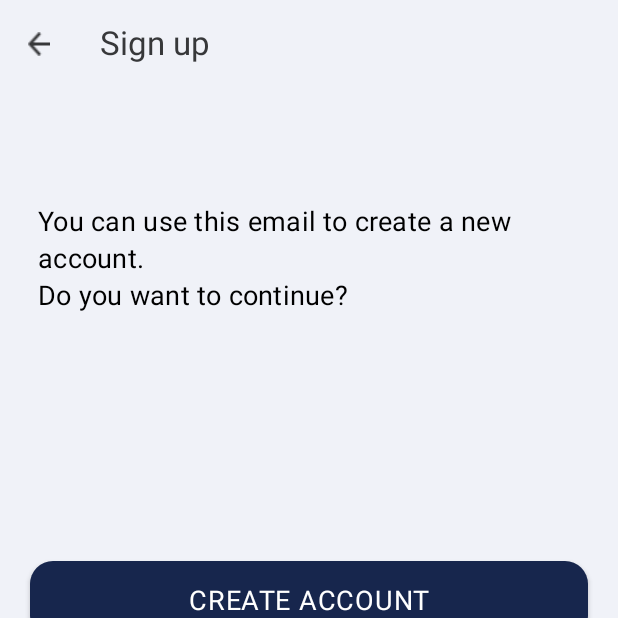
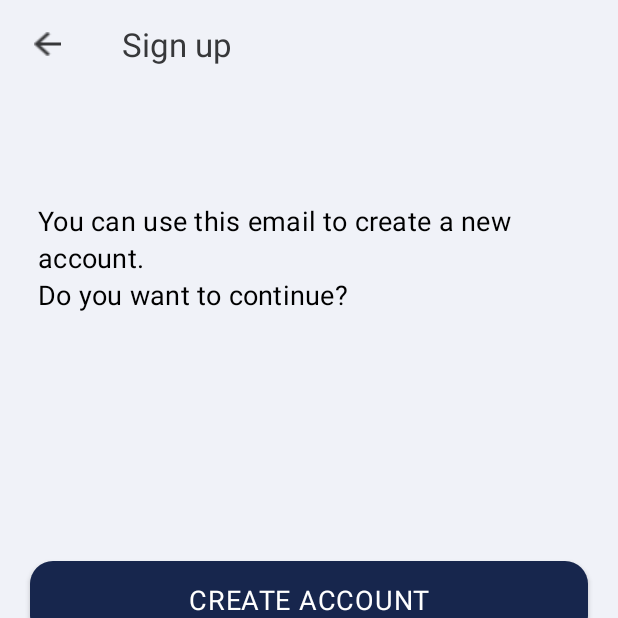
Before and after one commit to iamdudumon/Mongtron_T, an Android app: the SignupFragment screen opened directly, with no data from a screen before it, on a phone screen of 412 x 824 dp, the top half of it. Run offline under Robolectric (Android 15) with nearby library versions, the phone set to English and light mode, and no system bars.

Commit message:
update: headline title bar 비율 수정

```diff
--- a/app/src/main/res/layout/fragment_signup.xml
+++ b/app/src/main/res/layout/fragment_signup.xml
@@ -35,14 +35,14 @@
 
         <TextView
             android:id="@+id/headline"
-            android:layout_width="wrap_content"
+            android:layout_width="0dp"
             android:layout_height="wrap_content"
             android:layout_gravity="center"
-            android:gravity="top"
+            android:layout_weight="200"
+            android:gravity="start"
             android:lineSpacingExtra="2sp"
             android:text="@string/sign_up"
-            android:textAppearance="@style/headline"
-            android:translationY="-1.11sp" />
+            android:textAppearance="@style/headline"/>
 
     </LinearLayout>
 
```
Also changed, not shown: app/src/main/res/layout/activity_setting.xml (+14 -19 lines), app/src/main/res/layout/fragment_signup_add.xml (+5 -6 lines), app/src/main/res/layout/fragment_signup_complete.xml (+4 -4 lines), app/src/main/res/layout/fragment_signup_nickname.xml (+5 -6 lines), app/src/main/res/layout/fragment_signup_password.xml (+5 -6 lines).
